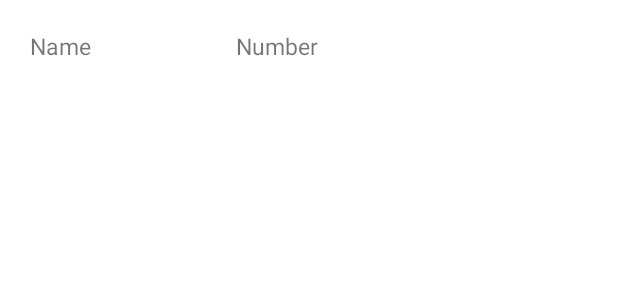
After one commit to awatroba/cards_storage, an Android app: the layout item_card.xml on its own in the app's theme, with its tools: preview values and no code run, on a phone screen of 412 x 824 dp. The commit adds this screen. Shown: the top 300 px of the screen. Run offline under Robolectric (Android 15) with nearby library versions, the phone set to English and light mode, and no system bars.

Commit message:
create basic cards list with default values

```diff
--- a/app/src/main/java/com/cardsStorage/database/AppDatabase.java
+++ b/app/src/main/java/com/cardsStorage/database/AppDatabase.java
@@ -7,7 +7,7 @@ import com.cardsStorage.model.User;
 
 
 // entities array that lists all of the data entities associated with the database.
-@Database(entities = {User.class}, version = 1)
+@Database(entities = {User.class}, version = 2)
 public abstract class AppDatabase extends RoomDatabase {
     public abstract UserDao userDao();
 }
--- /dev/null
+++ b/app/src/main/res/layout/item_card.xml
@@ -0,0 +1,30 @@
+<RelativeLayout  xmlns:android="http://schemas.android.com/apk/res/android"
+    android:layout_width="match_parent"
+    android:layout_height="match_parent" >
+
+    <TextView
+        android:id="@+id/txtName"
+        android:layout_width="97dp"
+        android:layout_height="wrap_content"
+        android:layout_alignParentLeft="true"
+        android:layout_alignParentTop="true"
+        android:layout_marginStart="20dp"
+        android:layout_marginTop="20dp"
+        android:layout_marginEnd="20dp"
+        android:layout_marginBottom="20dp"
+        android:text="Name"
+        android:textSize="15sp" />
+
+    <TextView
+        android:id="@+id/txtNumber"
+        android:layout_width="212dp"
+        android:layout_height="wrap_content"
+        android:layout_alignParentTop="true"
+        android:layout_marginStart="20dp"
+        android:layout_marginTop="20dp"
+        android:layout_marginEnd="20dp"
+        android:layout_marginBottom="20dp"
+        android:layout_toRightOf="@+id/txtName"
+        android:text="Number"
+        android:textSize="15sp" />
+</RelativeLayout >
```
Also changed, not shown: app/src/main/java/com/cardsStorage/helpers/CardAdapter.java (added, +51 -0 lines), app/src/main/java/com/cardsStorage/model/CreditCard.java (+13 -2 lines), app/src/main/res/layout/dashboard.xml (+18 -4 lines).
